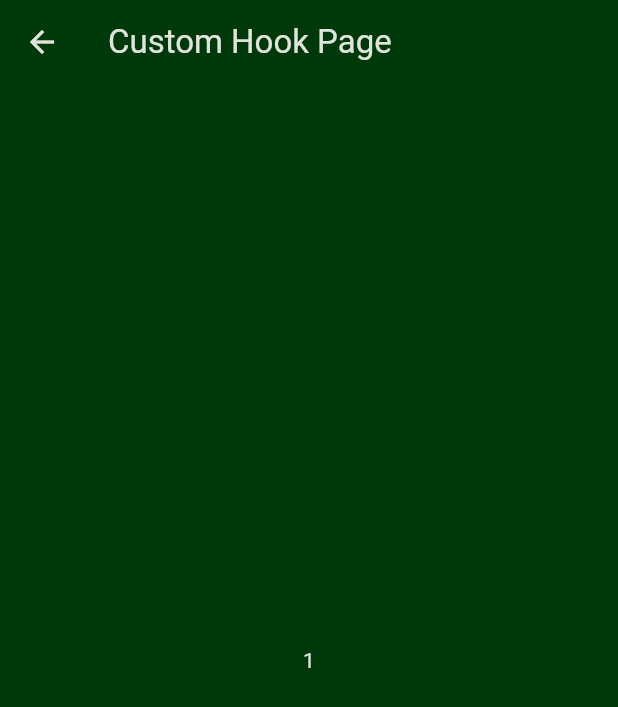
After one commit to TuanMPhan/flutter_, a Flutter app: the screen it shows after launch, after a tap on "Go to Custom Hook Page", on a phone screen of 412 x 824 dp. The commit adds this screen. Shown: the top 707 px of the screen. Run offline on Flutter 3.47's test engine with Material 2 defaults, Android fonts, the phone set to English and light mode, and no system bars; our stand-ins replace flutter_hooks, flutter_riverpod, riverpod_annotation; generated files the repository leaves out were written again.

Commit message:
add custom hook

```diff
--- /dev/null
+++ b/flutter_hooks_learn/lib/custom_hook.dart
@@ -0,0 +1,41 @@
+import 'dart:async';
+
+import 'package:flutter/material.dart';
+import 'package:flutter_hooks/flutter_hooks.dart';
+
+int useInfiniteTimer(BuildContext context) {
+  return use(const _InfiniteTimer());
+}
+
+class _InfiniteTimer extends Hook<int> {
+  const _InfiniteTimer();
+
+  @override
+  __InfiniteTimerState createState() => __InfiniteTimerState();
+}
+
+class __InfiniteTimerState extends HookState<int, _InfiniteTimer> {
+  late Timer _timer;
+  int _number = 0;
+
+  @override
+  void initHook() {
+    super.initHook();
+    _timer = Timer.periodic(const Duration(seconds: 1), (timer) {
+      setState(() {
+        _number = timer.tick;
+      });
+    });
+  }
+
+  @override
+  void dispose() {
+    _timer.cancel();
+    super.dispose();
+  }
+
+  @override
+  int build(BuildContext context) {
+    return _number;
+  }
+}
--- /dev/null
+++ b/flutter_hooks_learn/lib/custom_hook_page.dart
@@ -0,0 +1,22 @@
+import 'package:flutter/material.dart';
+import 'package:flutter_hooks/flutter_hooks.dart';
+import 'package:flutter_hooks_learn/custom_hook.dart';
+
+const url = 'https://bit.ly/3qYOtDm';
+
+class CustomHookPage extends HookWidget {
+  const CustomHookPage({super.key});
+
+  @override
+  Widget build(BuildContext context) {
+    final number = useInfiniteTimer(context);
+    return Scaffold(
+      appBar: AppBar(
+        title: const Text('Custom Hook Page'),
+      ),
+      body: Center(
+        child: Text(number.toString()),
+      ),
+    );
+  }
+}
--- a/flutter_hooks_learn/lib/home_page.dart
+++ b/flutter_hooks_learn/lib/home_page.dart
@@ -1,5 +1,6 @@
 import 'package:flutter/material.dart';
 import 'package:flutter_hooks_learn/countdown_page.dart';
+import 'package:flutter_hooks_learn/custom_hook_page.dart';
 import 'package:flutter_hooks_learn/existing_hooks_page.dart';
 import 'package:flutter_hooks_learn/flip_image_2_page.dart';
 import 'package:flutter_hooks_learn/flip_image_page.dart';
@@ -102,6 +103,18 @@ class HomePage extends StatelessWidget {
               },
             ),
           ),
+          Center(
+            child: ElevatedButton(
+              child: const Text('Go to Custom Hook Page'),
+              onPressed: () {
+                Navigator.of(context).push(
+                  MaterialPageRoute(
+                    builder: ((context) => const CustomHookPage()),
+                  ),
+                );
+              },
+            ),
+          ),
         ],
       ),
     );
```
